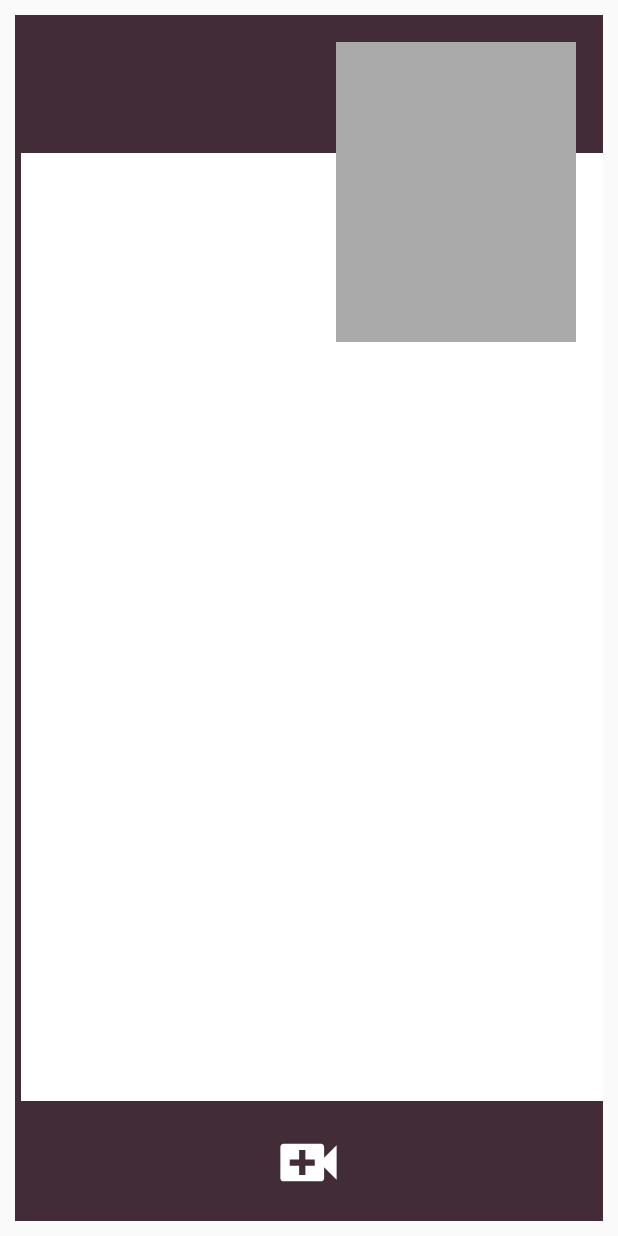
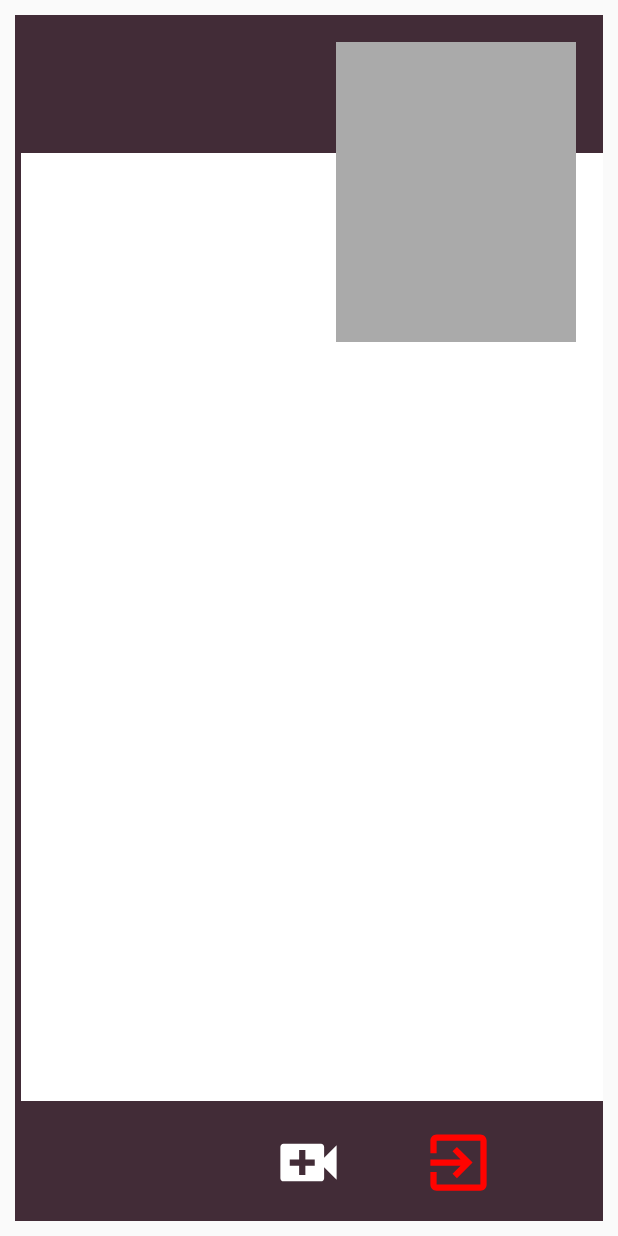
Before and after one commit to EshanChattaraj/AgoraTestVideoCall, an Android app: the screen it shows after launch (MainActivity), after a tap on an icon or button, on a phone screen of 412 x 824 dp. Run offline under Robolectric (Android 15) with nearby library versions, the light colour scheme and no system bars; libraries missing offline, so code that uses them is left out: io.agora.rtc; 11 statements that could not run were skipped.

Commit message:
restructured initxml and added leave meeting button

```diff
--- a/app/src/main/java/com/echat/agoratestvideocall/MainActivity.java
+++ b/app/src/main/java/com/echat/agoratestvideocall/MainActivity.java
@@ -1,5 +1,7 @@
 package com.echat.agoratestvideocall;
 
+import android.app.AlertDialog;
+import android.content.DialogInterface;
 import android.os.Bundle;
 import android.util.Log;
 import android.view.SurfaceView;
@@ -19,13 +21,12 @@ import io.agora.rtc.video.VideoEncoderConfiguration;
 
 public class MainActivity extends AppCompatActivity {
 
-    private boolean boolCallEnd;
-    private boolean boolMutes;
-    private ImageView btnCall;
-    private ImageView btnMute;
-    private ImageView btnSwitchCam;
+    private boolean boolCallEnd, boolMutes;
+    private ImageView btnCall, btnMute, btnSwitchCam, btnLeaveMeeting;
     private RtcEngine mRtcEngine;
     private IRtcEngineEventHandler mRtcEventHandler;
+    private FrameLayout localContainer, remoteContainer;
+    private SurfaceView surfacelocalView, surfaceRemoteView ;
 
     @Override
     protected void onCreate(Bundle savedInstanceState) {
@@ -63,7 +64,9 @@ public class MainActivity extends AppCompatActivity {
 
 
 
-
+    private void joinChannel() {
+        mRtcEngine.joinChannel("00640d42e285267418394dc159415cfc050IABq3mrs38FnFBwhKNu9QN2dtSaulgn3dAzG0lwYnlQeW3OMUn4AAAAAEAC6jTl70SypXgEAAQC1LKle", "eshan", "Extra Optional Data", new Random().nextInt(10000000)+1); // if you do not specify the uid, Agora will assign one.
+    }
     private void setupVideoProfile() {
         mRtcEngine.enableVideo();
         mRtcEngine.setVideoProfile(Constants.VIDEO_PROFILE_360P, false);mRtcEngine.setVideoEncoderConfiguration(new VideoEncoderConfiguration(
@@ -74,28 +77,38 @@ public class MainActivity extends AppCompatActivity {
     }
 
     private void setupLocalVideo() {
-        FrameLayout container = (FrameLayout) findViewById(R.id.local_video_view_container);
-        SurfaceView surfaceView = RtcEngine.CreateRendererView(getBaseContext());
-        surfaceView.setZOrderMediaOverlay(true);
-        container.addView(surfaceView);
-        mRtcEngine.setupLocalVideo(new VideoCanvas(surfaceView, VideoCanvas.RENDER_MODE_ADAPTIVE, 0));
-    }
-    private void joinChannel() {
-        mRtcEngine.joinChannel("00640d42e285267418394dc159415cfc050IABq3mrs38FnFBwhKNu9QN2dtSaulgn3dAzG0lwYnlQeW3OMUn4AAAAAEAC6jTl70SypXgEAAQC1LKle", "eshan", "Extra Optional Data", new Random().nextInt(10000000)+1); // if you do not specify the uid, Agora will assign one.
+        surfacelocalView = RtcEngine.CreateRendererView(getBaseContext());
+
+        surfacelocalView.setZOrderMediaOverlay(true);
+        localContainer.addView(surfacelocalView);
+        mRtcEngine.setupLocalVideo(new VideoCanvas(surfacelocalView, VideoCanvas.RENDER_MODE_ADAPTIVE, 0));
     }
 
+
     private void setupRemoteVideo(int uid) {
-        FrameLayout container = (FrameLayout) findViewById(R.id.remote_video_view_container);
-
-        if (container.getChildCount() >= 1) {
+        surfaceRemoteView = RtcEngine.CreateRendererView(getBaseContext());
+        if (remoteContainer.getChildCount() >= 1) {
             return;
         }
 
-        SurfaceView surfaceView = RtcEngine.CreateRendererView(getBaseContext());
-        container.addView(surfaceView);
-        mRtcEngine.setupRemoteVideo(new VideoCanvas(surfaceView, VideoCanvas.RENDER_MODE_ADAPTIVE, uid));
-        surfaceView.setTag(uid);
 
+        remoteContainer.addView(surfaceRemoteView);
+        mRtcEngine.setupRemoteVideo(new VideoCanvas(surfaceRemoteView, VideoCanvas.RENDER_MODE_ADAPTIVE, uid));
+        surfaceRemoteView.setTag(uid);
+
+    }
+
+    private void removeLocalVideo() {
+        if (surfacelocalView != null) {
+            localContainer.removeView(surfacelocalView);
+        }
+        surfacelocalView = null;
+    }
+    private void removeRemoteVideo() {
+        if (surfaceRemoteView != null) {
+            remoteContainer.removeView(surfaceRemoteView);
+        }
+        surfaceRemoteView = null;
     }
 
     @Override
@@ -105,11 +118,25 @@ public class MainActivity extends AppCompatActivity {
             leaveChannel();
         }
         RtcEngine.destroy();
+        mRtcEngine = null;
     }
 
 
     private void leaveChannel() {
         mRtcEngine.leaveChannel();
+    }
+    public void OnClickLeave(View view) {
+        new AlertDialog.Builder(this)
+                .setMessage("Are you sure you want to exit?")
+                .setCancelable(false)
+                .setPositiveButton("Yes", new DialogInterface.OnClickListener() {
+                    public void onClick(DialogInterface dialog, int id) {
+//                        MainActivity.super.onBackPressed();
+                        finish();
+                    }
+                })
+                .setNegativeButton("No", null)
+                .show();
     }
 
     public void onCallClicked(View view) {
@@ -117,10 +144,12 @@ public class MainActivity extends AppCompatActivity {
             startCall();
             boolCallEnd = false;
             btnCall.setImageResource(R.drawable.ic_call_end_black_24dp);
+            btnLeaveMeeting.setVisibility(View.GONE);
         } else {
             endCall();
             boolCallEnd = true;
             btnCall.setImageResource(R.drawable.ic_video_call_black_24dp);
+            btnLeaveMeeting.setVisibility(View.VISIBLE);
         }
 
         showButtons(!boolCallEnd);
@@ -134,13 +163,12 @@ public class MainActivity extends AppCompatActivity {
     }
 
     private void endCall() {
-        FrameLayout container1 = (FrameLayout) findViewById(R.id.remote_video_view_container);
-        FrameLayout container2 = (FrameLayout) findViewById(R.id.local_video_view_container);
-        container1.removeView(RtcEngine.CreateRendererView(getBaseContext()));
-        container2.removeView(RtcEngine.CreateRendererView(getBaseContext()));
+        removeLocalVideo();
+        removeRemoteVideo();
         leaveChannel();
 //        RtcEngine.destroy();
     }
+
 
     public void onClickCamera(View view) {
         mRtcEngine.switchCamera();
@@ -161,5 +189,13 @@ public class MainActivity extends AppCompatActivity {
         btnCall = findViewById(R.id.img_call);
         btnMute = findViewById(R.id.img_mute);
         btnSwitchCam = findViewById(R.id.img_cam);
+        localContainer = findViewById(R.id.local_video_view_container);
+        remoteContainer = findViewById(R.id.remote_video_view_container);
+        btnLeaveMeeting = findViewById(R.id.img_leave);
+
+
+
     }
+
+
 }
--- a/app/src/main/res/layout/activity_main.xml
+++ b/app/src/main/res/layout/activity_main.xml
@@ -74,6 +74,18 @@
 
             android:src="@drawable/ic_camera_enhance_black_24dp"
             />
+        <ImageView
+            android:visibility="gone"
+            android:id="@+id/img_leave"
+            android:onClick="OnClickLeave"
+            android:layout_width="@dimen/fiftydp"
+            android:layout_height="@dimen/fiftydp"
+            android:layout_toRightOf="@id/img_call"
+            android:layout_toEndOf="@id/img_call"
+            android:layout_marginLeft="@dimen/fiftydp"
+            android:layout_centerVertical="true"
+            android:src="@drawable/ic_exit_to_app_red_24dp"
+            />
 
         <ImageView
             android:id="@+id/img_mute"
```
